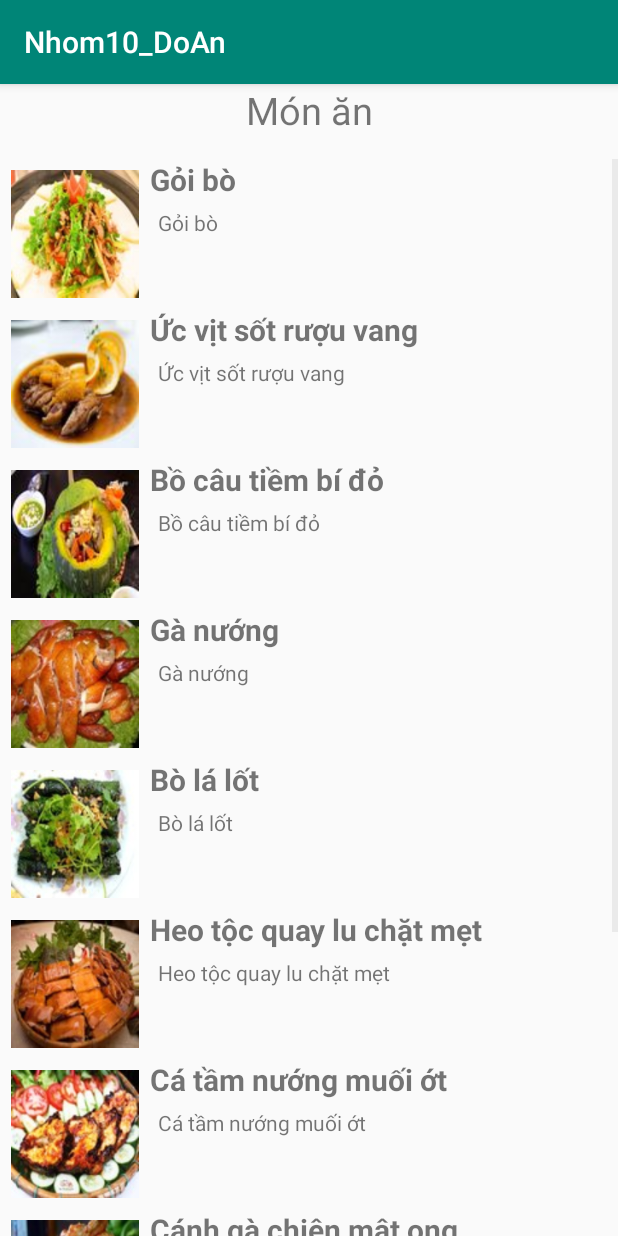
After one commit to cuong1460165/Android_QuanLyQuanAn, an Android app: the food_activity screen opened directly, with no data from a screen before it, on a phone screen of 412 x 824 dp. The commit adds this screen. Run offline under Robolectric (Android 15) with nearby library versions, the phone set to English and light mode, and no system bars.

Commit message:
trang man hinh mon an
trang man hinh mon an

```diff
--- a/app/src/main/AndroidManifest.xml
+++ b/app/src/main/AndroidManifest.xml
@@ -9,14 +9,15 @@
         android:roundIcon="@mipmap/ic_launcher_round"
         android:supportsRtl="true"
         android:theme="@style/AppTheme">
-        <activity android:name=".menu"></activity>
+        <activity android:name=".food_activity"></activity>
+        <activity android:name=".menu" />
         <activity android:name=".MainActivity">
             <intent-filter>
                 <action android:name="android.intent.action.MAIN" />
 
                 <category android:name="android.intent.category.LAUNCHER" />
             </intent-filter>
-        </activity>>
+        </activity>
     </application>
 
 </manifest>
--- /dev/null
+++ b/app/src/main/java/com/example/nhom10_doan/GridViewAdapter_Food.java
@@ -0,0 +1,52 @@
+package com.example.nhom10_doan;
+
+import android.content.Context;
+import android.view.LayoutInflater;
+import android.view.View;
+import android.view.ViewGroup;
+import android.widget.BaseAdapter;
+import android.widget.ImageView;
+import android.widget.TextView;
+
+public class GridViewAdapter_Food extends BaseAdapter {
+    private Context context;
+    private String[] name;
+    private int[] image;
+    private String[] dec;
+
+    public GridViewAdapter_Food(Context context, String[] name, int[] image, String[] dec) {
+        this.context = context;
+        this.name = name;
+        this.image = image;
+        this.dec = dec;
+    }
+
+    @Override
+    public int getCount() {
+        return name.length;
+    }
+
+    @Override
+    public Object getItem(int position) {
+        return null;
+    }
+
+    @Override
+    public long getItemId(int position) {
+        return 0;
+    }
+
+    @Override
+    public View getView(int position, View convertView, ViewGroup parent) {
+        LayoutInflater layoutInflater = (LayoutInflater) context.getSystemService(Context.LAYOUT_INFLATER_SERVICE);
+        convertView = layoutInflater.inflate(R.layout.gridview_food_row, null);
+        TextView textView = (TextView) convertView.findViewById(R.id.foodNameView);
+        TextView textView2 = (TextView) convertView.findViewById(R.id.fooddecView);
+        ImageView imageView = (ImageView) convertView.findViewById(R.id.imageFoodView);
+
+        textView.setText(name[position]);
+        textView2.setText(dec[position]);
+        imageView.setImageResource(image[position]);
+        return convertView;
+    }
+}
--- a/app/src/main/java/com/example/nhom10_doan/MainActivity.java
+++ b/app/src/main/java/com/example/nhom10_doan/MainActivity.java
@@ -9,20 +9,51 @@ import android.widget.GridView;
 import android.widget.Toast;
 
 public class MainActivity extends Activity {
-    String [] name = {"Danh mục", "Món ăn",
+    String[] name = {"Danh mục", "Món ăn",
             "Lập menu", "Đặt bàn",
             "Doanh thu", "Order",
             "Tính tiền"};
-    int [] image = {R.drawable.category, R.drawable.food,
-            R.drawable.menu,R.drawable.table,
-            R.drawable.revenue,R.drawable.order,
+    int[] image = {R.drawable.category, R.drawable.food,
+            R.drawable.menu, R.drawable.table,
+            R.drawable.revenue, R.drawable.order,
             R.drawable.bill};
+
     @Override
     protected void onCreate(Bundle savedInstanceState) {
         super.onCreate(savedInstanceState);
         setContentView(R.layout.activity_main);
-        GridView gridView = (GridView)findViewById(R.id.mainGV);
-        GridViewAdapter_Main gridViewAdapter = new GridViewAdapter_Main(this,name,image);
+        GridView gridView = (GridView) findViewById(R.id.mainGV);
+        GridViewAdapter_Main gridViewAdapter = new GridViewAdapter_Main(this, name, image);
         gridView.setAdapter(gridViewAdapter);
+
+        gridView.setOnItemClickListener(new AdapterView.OnItemClickListener() {
+            @Override
+            public void onItemClick(AdapterView<?> parent, View view, int position, long id) {
+                switch (position) {
+                    case 1:
+                        Intent intent = new Intent(MainActivity.this, food_activity.class);
+                        startActivity(intent);
+                        break;
+                    case 2:
+                        Toast.makeText(MainActivity.this, "Lập Menu", Toast.LENGTH_SHORT).show();
+                        break;
+                    case 3:
+                        Toast.makeText(MainActivity.this, "Đặt bàn", Toast.LENGTH_SHORT).show();
+                        break;
+                    case 4:
+                        Toast.makeText(MainActivity.this, "Doanh thu", Toast.LENGTH_SHORT).show();
+                        break;
+                    case 5:
+                        Toast.makeText(MainActivity.this, "Order", Toast.LENGTH_SHORT).show();
+                        break;
+                    case 6:
+                        Toast.makeText(MainActivity.this, "Tính tiền", Toast.LENGTH_SHORT).show();
+                        break;
+                    default:
+                        break;
+
+                }
+            }
+        });
     }
 }
--- /dev/null
+++ b/app/src/main/java/com/example/nhom10_doan/food_activity.java
@@ -0,0 +1,41 @@
+package com.example.nhom10_doan;
+
+import android.support.v7.app.AppCompatActivity;
+import android.os.Bundle;
+import android.view.View;
+import android.widget.AdapterView;
+import android.widget.GridView;
+import android.widget.Toast;
+
+public class food_activity extends AppCompatActivity {
+    String[] name = {"Gỏi bò", "Ức vịt sốt rượu vang ",
+            "Bồ câu tiềm bí đỏ", "Gà nướng",
+            "Bò lá lốt", "Heo tộc quay lu chặt mẹt",
+            "Cá tầm nướng muối ớt", "Cánh gà chiên mật ong",
+            "Gói cuốn tôm thịt", "Cá chình nướng muối ớt"};
+    String[] dec = {"Gỏi bò", "Ức vịt sốt rượu vang ",
+            "Bồ câu tiềm bí đỏ", "Gà nướng",
+            "Bò lá lốt", "Heo tộc quay lu chặt mẹt",
+            "Cá tầm nướng muối ớt", "Cánh gà chiên mật ong",
+            "Gói cuốn tôm thịt", "Cá chình nướng muối ớt"};
+    int[] image = {R.drawable.h1, R.drawable.h2,
+            R.drawable.h3, R.drawable.h4,
+            R.drawable.h5, R.drawable.h6,
+            R.drawable.h7, R.drawable.h8,
+            R.drawable.h9, R.drawable.h10};
+
+    @Override
+    protected void onCreate(Bundle savedInstanceState) {
+        super.onCreate(savedInstanceState);
+        setContentView(R.layout.activity_food);
+        GridView gridView = (GridView) findViewById(R.id.foodGV);
+        GridViewAdapter_Food gridViewAdapter = new GridViewAdapter_Food(this, name, image, dec);
+        gridView.setAdapter(gridViewAdapter);
+        gridView.setOnItemClickListener(new AdapterView.OnItemClickListener() {
+            @Override
+            public void onItemClick(AdapterView<?> parent, View view, int position, long id) {
+                Toast.makeText(food_activity.this, dec[position], Toast.LENGTH_SHORT).show();
+            }
+        });
+    }
+}
--- /dev/null
+++ b/app/src/main/res/layout/activity_food.xml
@@ -0,0 +1,26 @@
+<?xml version="1.0" encoding="utf-8"?>
+<LinearLayout xmlns:android="http://schemas.android.com/apk/res/android"
+    android:layout_width="match_parent"
+    android:layout_height="match_parent"
+    android:orientation="vertical">
+
+    <LinearLayout
+        android:layout_width="match_parent"
+        android:layout_height="40dp"
+        android:orientation="vertical">
+
+        <TextView
+            android:layout_width="match_parent"
+            android:layout_height="match_parent"
+            android:layout_gravity="center"
+            android:text="Món ăn"
+            android:textAlignment="center"
+            android:textSize="25dp" />
+    </LinearLayout>
+
+    <GridView
+        android:id="@+id/foodGV"
+        android:layout_width="match_parent"
+        android:layout_height="match_parent"
+        android:layout_marginTop="10dp"></GridView>
+</LinearLayout>
--- /dev/null
+++ b/app/src/main/res/layout/gridview_food_row.xml
@@ -0,0 +1,38 @@
+<?xml version="1.0" encoding="utf-8"?>
+
+<LinearLayout xmlns:android="http://schemas.android.com/apk/res/android"
+    android:layout_width="match_parent"
+    android:layout_height="match_parent"
+    android:layout_marginTop="3dp"
+    android:orientation="horizontal">
+
+    <ImageView
+        android:id="@+id/imageFoodView"
+        android:layout_width="100dp"
+        android:layout_height="100dp"
+        android:padding="7dp"
+        android:scaleType="centerInside"
+        android:src="@drawable/test" />
+
+    <LinearLayout
+        android:layout_width="wrap_content"
+        android:layout_height="wrap_content"
+        android:orientation="vertical">
+
+        <TextView
+            android:id="@+id/foodNameView"
+            android:layout_width="wrap_content"
+            android:layout_height="wrap_content"
+            android:text="Tên"
+            android:textSize="20sp"
+            android:textStyle="bold" />
+
+        <TextView
+            android:id="@+id/fooddecView"
+            android:layout_width="wrap_content"
+            android:layout_height="wrap_content"
+            android:layout_marginLeft="5dp"
+            android:layout_marginTop="5dp"
+            android:text="Mô tả" />
+    </LinearLayout>
+</LinearLayout>
```
